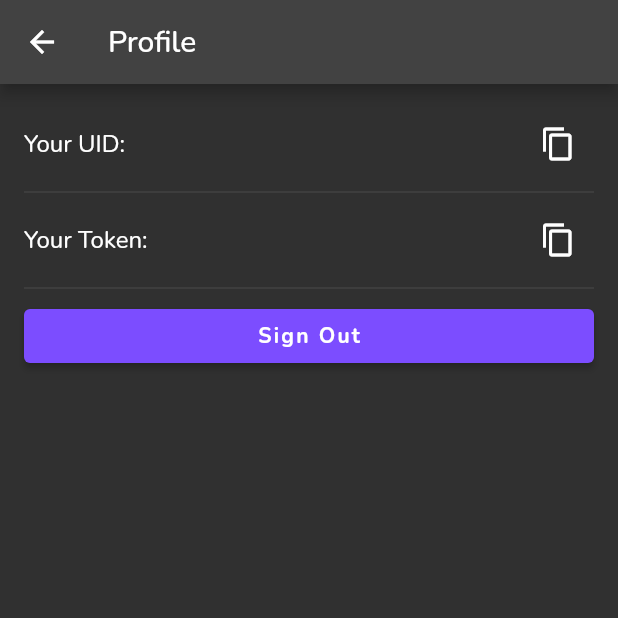
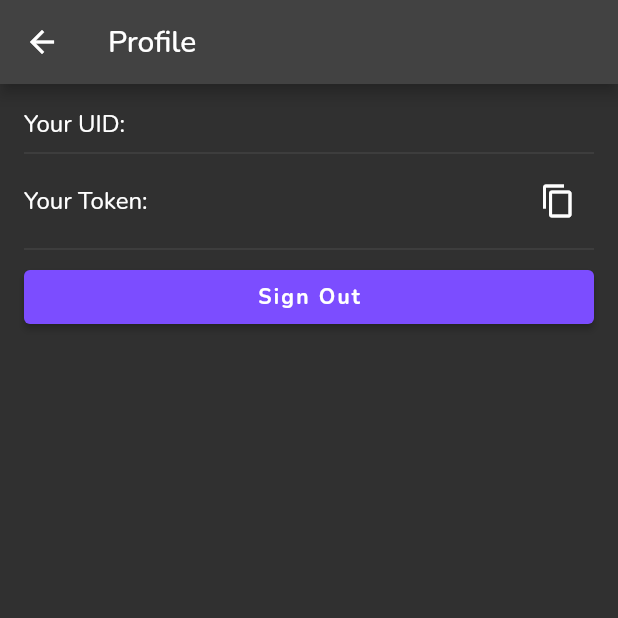
Before and after one commit to Lab-Brat/gentoo_update_flutter, a Flutter app: the ProfileScreen screen opened by its route, on a phone screen of 412 x 824 dp, the top half of it. Run offline on Flutter 3.47's test engine with Material 2 defaults, Android fonts, the phone set to English and light mode, and no system bars; our stand-ins replace cloud_firestore, firebase_auth, firebase_core, firebase_messaging, font_awesome_flutter, google_fonts; accounts and stored records are empty.

Commit message:
remove copy button for uid

```diff
--- a/lib/profile/profile.dart
+++ b/lib/profile/profile.dart
@@ -27,22 +27,7 @@ class ProfileScreen extends StatelessWidget {
         itemBuilder: (context, index) {
           switch (index) {
             case 0:
-              return Row(
-                children: [
-                  Expanded(child: Text("Your UID: $uid")),
-                  IconButton(
-                    icon: const Icon(Icons.copy),
-                    onPressed: () {
-                      Clipboard.setData(ClipboardData(text: uid));
-                      ScaffoldMessenger.of(context).showSnackBar(
-                        const SnackBar(
-                          content: Text('UID copied to clipboard'),
-                        ),
-                      );
-                    },
-                  ),
-                ],
-              );
+              return Text("Your UID: $uid");
             case 1:
               return FutureBuilder<String?>(
                 future: getToken(uid),
```
